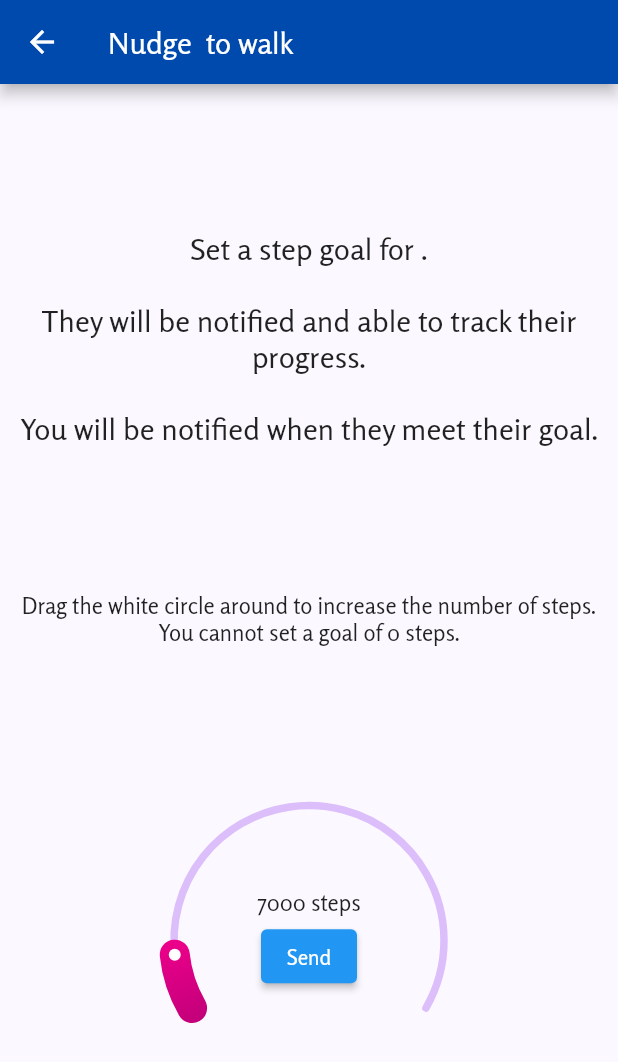
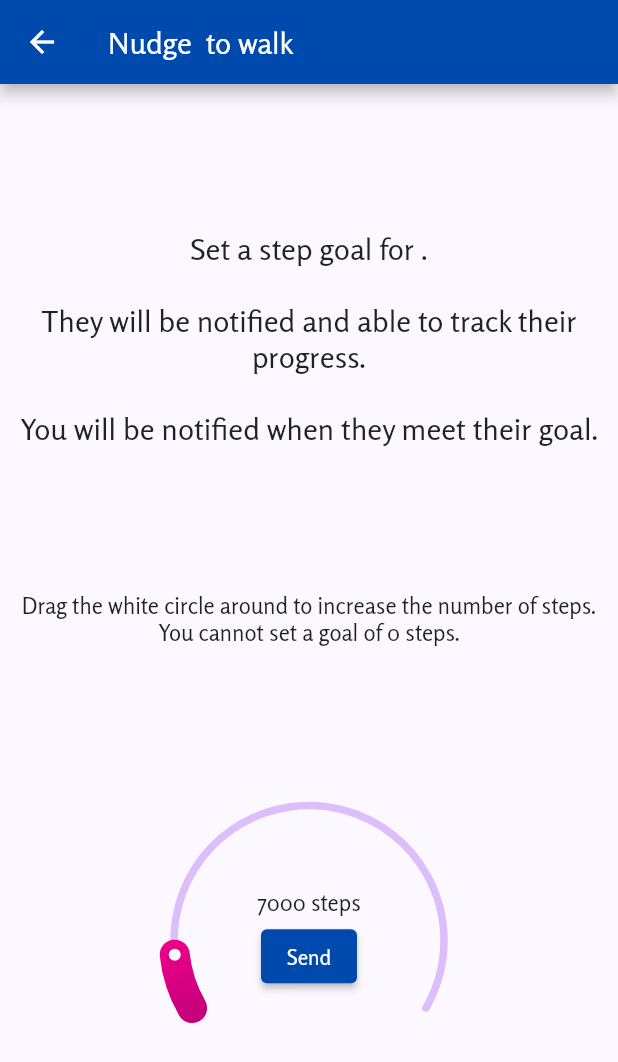
Before and after one commit to UCLComputerScience/COMP0016_2020_21_Team26, a Flutter app: the SendNudgePage screen opened directly with empty values, on a phone screen of 412 x 824 dp. Shown: the top 1062 px of the screen. Run offline on Flutter 3.47's test engine with Material 2 defaults, Android fonts, the phone set to English and light mode, and no system bars; drawn by our look-alikes of sleek_circular_slider; our stand-ins replace charts_flutter, clock, contacts_service, convex_bottom_bar, flutter_local_notifications, flutter_slidable and 15 more; missing offline and left inert: cron, encrypt, flutter_sms, highlighter_coachmark, pointycastle, qr_code_scanner and 1 more; accounts and stored records are empty; statements that could not run were skipped.

Commit message:
dark blue send button

```diff
--- a/lib/pages/send_nudge_page.dart
+++ b/lib/pages/send_nudge_page.dart
@@ -85,6 +85,9 @@ class _StepSelectorState extends State<StepSelector> {
               height: 3,
             ),
             ElevatedButton(
+              style: ButtonStyle(
+                  backgroundColor: MaterialStateProperty.all<Color>(
+                      Theme.of(context).primaryColor)),
               onPressed: () {
                 final rounded = _roundedStep(value);
                 if (rounded > 0) {
```
